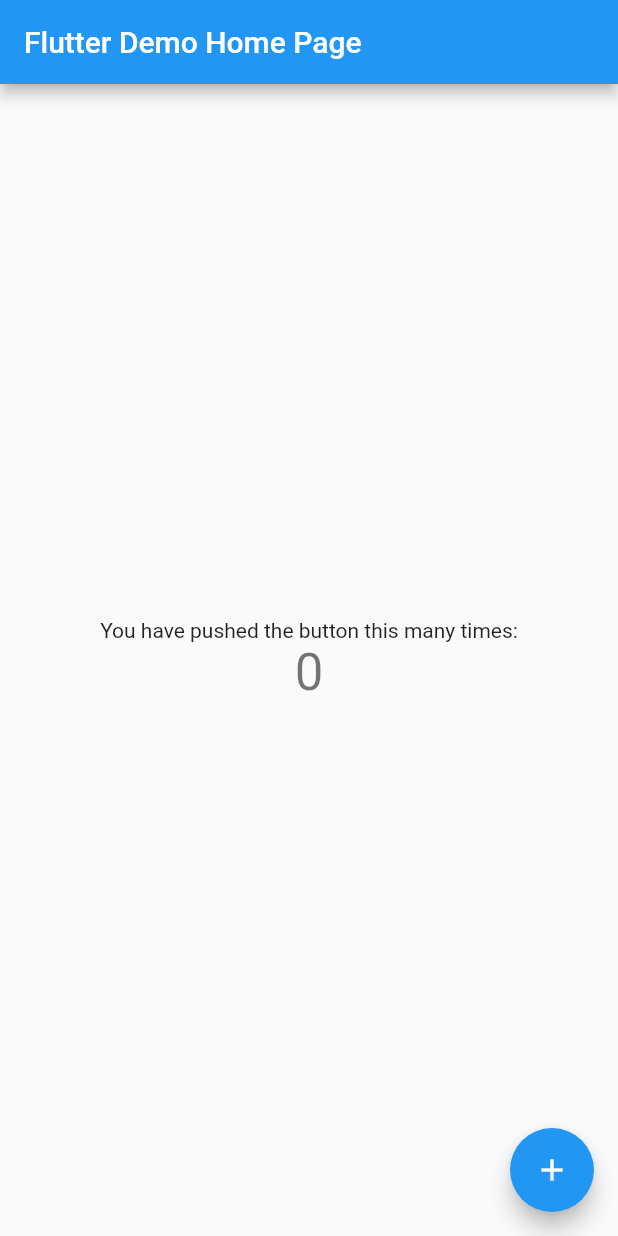
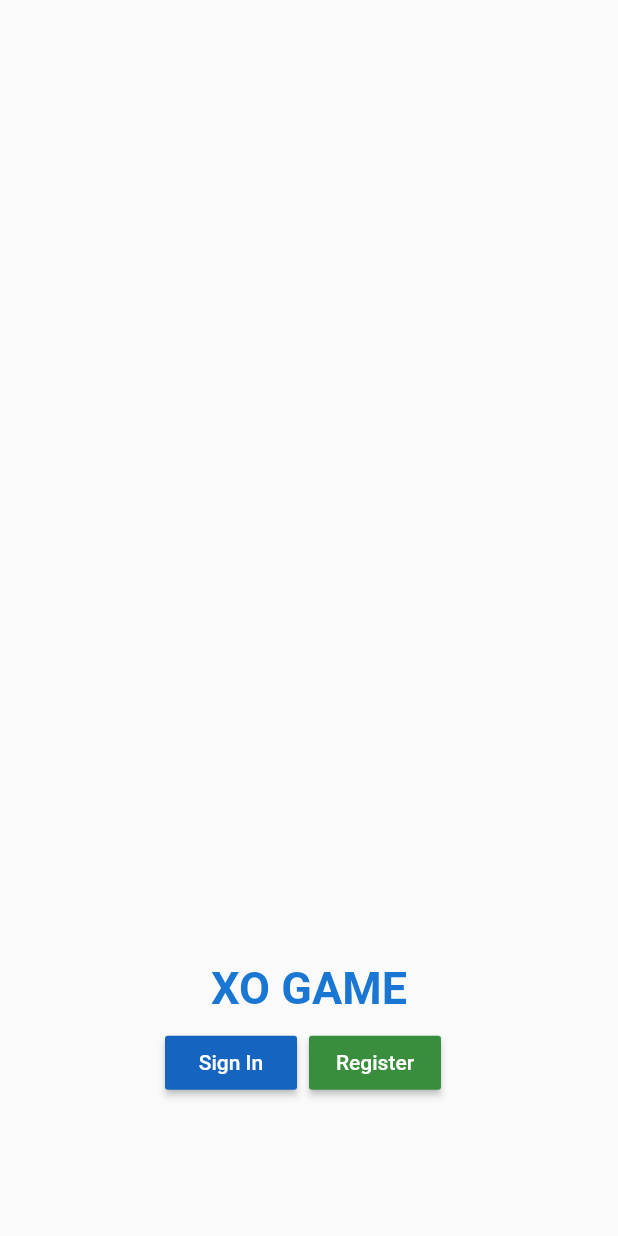
Before and after one commit to sirichaimeemana59/XOProject, a Flutter app: the screen it shows after launch, on a phone screen of 412 x 824 dp. Run offline on Flutter 3.47's test engine with Material 2 defaults, Android fonts, the phone set to English and light mode, and no system bars.

Commit message:
implement XO Game

```diff
--- /dev/null
+++ b/xo_project/lib/home/home.dart
@@ -0,0 +1,119 @@
+import 'package:flutter/material.dart';
+import 'package:xo_project/xogame/xoprofile.dart';
+
+class Home extends StatefulWidget {
+  @override
+  _HomeState createState() => _HomeState();
+}
+
+class _HomeState extends State<Home> {
+//Method
+
+  Widget showLogo() {
+    //สร้าง Widget เพื่อนำไปใช้ใน SafeArea
+    return Container(
+      width: 120.0,
+      height: 120.0,
+      //child: Image.asset('images/resume.png'),
+    );
+  }
+
+  Widget showAppName() {
+    //สร้าง Widget เพื่อนำไปใช้ใน SafeArea
+    return Text(
+      'XO GAME',
+      style: TextStyle(
+        fontSize: 30.0,
+        color: Colors.blue.shade700,
+        fontWeight: FontWeight.bold,
+      ),
+    );
+  }
+
+  Widget singInButton() {
+    // ignore: deprecated_member_use
+    return RaisedButton(
+      color: Colors.blue.shade800,
+      child: Text('Sign In', style: TextStyle(color: Colors.white)),
+      onPressed: () {
+        MaterialPageRoute materialPageRoute =
+            MaterialPageRoute(builder: (BuildContext context) => XOProfile());
+        Navigator.of(context).push(materialPageRoute);
+      },
+    );
+  }
+
+  Widget registerButton() {
+    // ignore: deprecated_member_use
+    return RaisedButton(
+      color: Colors.green.shade700,
+      child: Text('Register', style: TextStyle(color: Colors.white)),
+      onPressed: () {
+        //print('You Click');
+
+        // MaterialPageRoute materialPageRoute =
+        //     MaterialPageRoute(builder: (BuildContext context) => Register());
+        // Navigator.of(context)
+        //     .push(materialPageRoute);
+      },
+    );
+  }
+
+  Widget apiTestButton() {
+    return IconButton(
+      icon: Icon(Icons.cloud_upload),
+      onPressed: () {
+        // MaterialPageRoute materialPageRoute =
+        //     MaterialPageRoute(builder: (BuildContext context) => UserList());
+        // Navigator.of(context)
+        //     .push(materialPageRoute);
+      },
+    );
+  }
+
+  Widget showButton() {
+    return Row(
+      mainAxisSize: MainAxisSize.min,
+      children: [
+        singInButton(),
+        SizedBox(
+          width: 8.0,
+        ),
+        registerButton(),
+        SizedBox(
+          width: 8.0,
+        ),
+      ],
+    );
+  }
+
+  @override
+  Widget build(BuildContext context) {
+    return Scaffold(
+      body: SafeArea(
+          child: Container(
+        decoration: BoxDecoration(
+            //image: DecorationImage(
+            //image: AssetImage('images/PetBackground.png'),
+            //fit: BoxFit.cover,
+            //)
+            ),
+        child: Center(
+          child: Column(
+            mainAxisSize: MainAxisSize.min,
+            children: [
+              SizedBox(
+                height: 550.0,
+              ),
+              showAppName(),
+              SizedBox(
+                height: 8.0,
+              ),
+              showButton(),
+            ],
+          ),
+        ),
+      )),
+    );
+  }
+}
--- a/xo_project/lib/main.dart
+++ b/xo_project/lib/main.dart
@@ -1,4 +1,5 @@
 import 'package:flutter/material.dart';
+import 'package:xo_project/home/home.dart';
 
 void main() {
   runApp(MyApp());
@@ -10,104 +11,7 @@
   Widget build(BuildContext context) {
     return MaterialApp(
       title: 'Flutter Demo',
-      theme: ThemeData(
-        // This is the theme of your application.
-        //
-        // Try running your application with "flutter run". You'll see the
-        // application has a blue toolbar. Then, without quitting the app, try
-        // changing the primarySwatch below to Colors.green and then invoke
-        // "hot reload" (press "r" in the console where you ran "flutter run",
-        // or simply save your changes to "hot reload" in a Flutter IDE).
-        // Notice that the counter didn't reset back to zero; the application
-        // is not restarted.
-        primarySwatch: Colors.blue,
-      ),
-      home: MyHomePage(title: 'Flutter Demo Home Page'),
+      home: Home(),
     );
   }
 }
-
-class MyHomePage extends StatefulWidget {
-  MyHomePage({Key key, this.title}) : super(key: key);
-
-  // This widget is the home page of your application. It is stateful, meaning
-  // that it has a State object (defined below) that contains fields that affect
-  // how it looks.
-
-  // This class is the configuration for the state. It holds the values (in this
-  // case the title) provided by the parent (in this case the App widget) and
-  // used by the build method of the State. Fields in a Widget subclass are
-  // always marked "final".
-
-  final String title;
-
-  @override
-  _MyHomePageState createState() => _MyHomePageState();
-}
-
-class _MyHomePageState extends State<MyHomePage> {
-  int _counter = 0;
-
-  void _incrementCounter() {
-    setState(() {
-      // This call to setState tells the Flutter framework that something has
-      // changed in this State, which causes it to rerun the build method below
-      // so that the display can reflect the updated values. If we changed
-      // _counter without calling setState(), then the build method would not be
-      // called again, and so nothing would appear to happen.
-      _counter++;
-    });
-  }
-
-  @override
-  Widget build(BuildContext context) {
-    // This method is rerun every time setState is called, for instance as done
-    // by the _incrementCounter method above.
-    //
-    // The Flutter framework has been optimized to make rerunning build methods
-    // fast, so that you can just rebuild anything that needs updating rather
-    // than having to individually change instances of widgets.
-    return Scaffold(
-      appBar: AppBar(
-        // Here we take the value from the MyHomePage object that was created by
-        // the App.build method, and use it to set our appbar title.
-        title: Text(widget.title),
-      ),
-      body: Center(
-        // Center is a layout widget. It takes a single child and positions it
-        // in the middle of the parent.
-        child: Column(
-          // Column is also a layout widget. It takes a list of children and
-          // arranges them vertically. By default, it sizes itself to fit its
-          // children horizontally, and tries to be as tall as its parent.
-          //
-          // Invoke "debug painting" (press "p" in the console, choose the
-          // "Toggle Debug Paint" action from the Flutter Inspector in Android
-          // Studio, or the "Toggle Debug Paint" command in Visual Studio Code)
-          // to see the wireframe for each widget.
-          //
-          // Column has various properties to control how it sizes itself and
-          // how it positions its children. Here we use mainAxisAlignment to
-          // center the children vertically; the main axis here is the vertical
-          // axis because Columns are vertical (the cross axis would be
-          // horizontal).
-          mainAxisAlignment: MainAxisAlignment.center,
-          children: <Widget>[
-            Text(
-              'You have pushed the button this many times:',
-            ),
-            Text(
-              '$_counter',
-              style: Theme.of(context).textTheme.headline4,
-            ),
-          ],
-        ),
-      ),
-      floatingActionButton: FloatingActionButton(
-        onPressed: _incrementCounter,
-        tooltip: 'Increment',
-        child: Icon(Icons.add),
-      ), // This trailing comma makes auto-formatting nicer for build methods.
-    );
-  }
-}
--- a/xo_project/pubspec.yaml
+++ b/xo_project/pubspec.yaml
@@ -45,8 +45,8 @@
   uses-material-design: true
 
   # To add assets to your application, add an assets section, like this:
-  # assets:
-  #   - images/a_dot_burr.jpeg
+  assets:
+  - images/
   #   - images/a_dot_ham.jpeg
 
   # An image asset can refer to one or more resolution-specific "variants", see
```
Also changed, not shown: xo_project/lib/xogame/xoGame.dart (added, +146 -0 lines), xo_project/lib/xogame/xoprofile.dart (added, +64 -0 lines), 1 other file.
